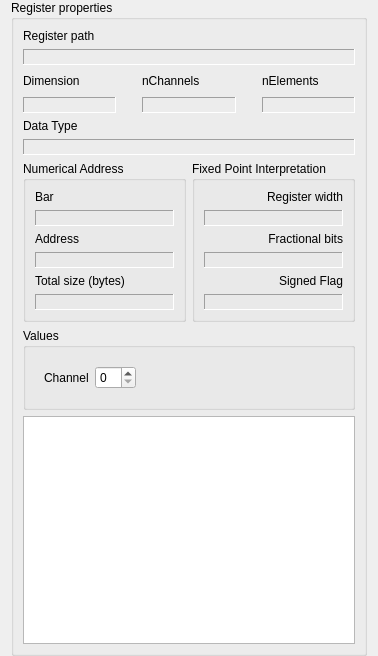
ChimeraTK/QtHardMon, file src/PropertiesWidgetForm.ui: the form before one commit.
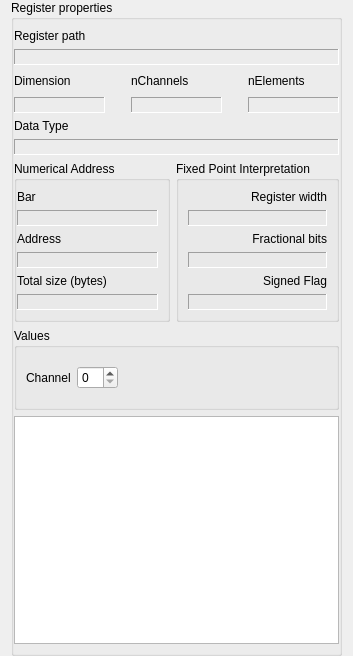
The form after the commit.

What changed in the file:
```diff
--- a/src/PropertiesWidgetForm.ui
+++ b/src/PropertiesWidgetForm.ui
@@ -6,7 +6,7 @@
    <rect>
     <x>0</x>
     <y>0</y>
-    <width>378</width>
+    <width>353</width>
     <height>656</height>
    </rect>
   </property>
@@ -44,6 +44,12 @@
       <string>Register properties</string>
      </property>
      <layout class="QVBoxLayout" name="verticalLayout_4">
+      <property name="leftMargin">
+       <number>0</number>
+      </property>
+      <property name="rightMargin">
+       <number>0</number>
+      </property>
       <item>
        <widget class="QLabel" name="registerPathLabel">
         <property name="text">
@@ -227,6 +233,9 @@
            <string>Numerical Address</string>
           </property>
           <layout class="QVBoxLayout" name="verticalLayout_2">
+           <property name="leftMargin">
+            <number>0</number>
+           </property>
            <item>
             <widget class="QLabel" name="barLabel">
              <property name="text">
@@ -442,6 +451,12 @@
          <string>Values</string>
         </property>
         <layout class="QVBoxLayout" name="verticalLayout_3">
+         <property name="leftMargin">
+          <number>0</number>
+         </property>
+         <property name="rightMargin">
+          <number>0</number>
+         </property>
          <item>
           <widget class="QWidget" name="channelWidget" native="true">
            <layout class="QHBoxLayout" name="horizontalLayout_2">
```
